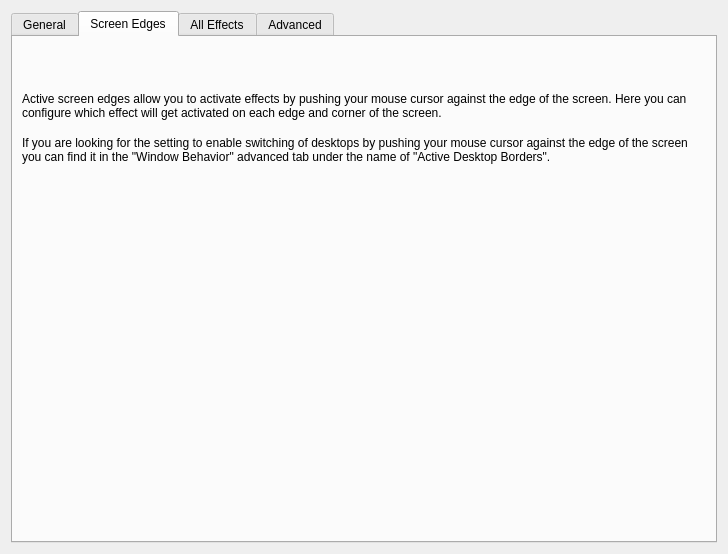
This is kcmkwin/kwincompositing/main.ui in KDE/kwin as Qt 5 draws it before an edit. The edited form follows.
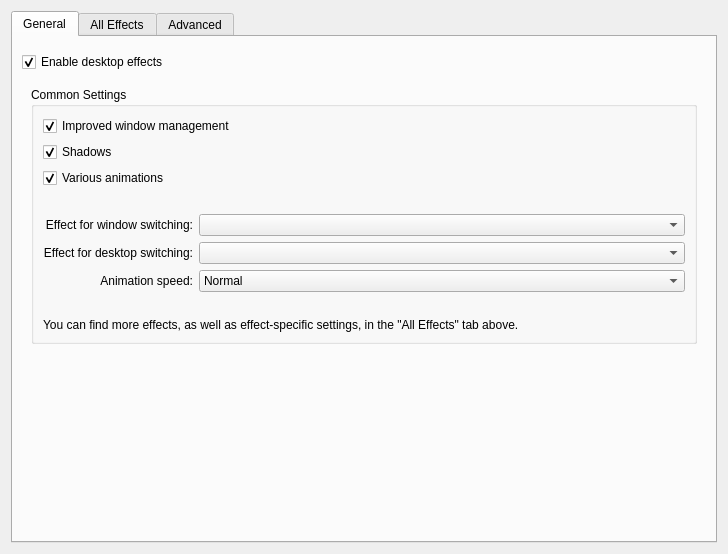
This is the edited form. The open tabs and pages were chosen to show the change. Custom widgets are drawn as their Qt base class.

Commit message: Merged "active screen edges" and "active desktop borders" into a single GUI panel. This panel is currently located in System Settings -> Desktop -> Screen Edges. BUG: 174709

The edit to the form file:
```diff
--- a/kcmkwin/kwincompositing/main.ui
+++ b/kcmkwin/kwincompositing/main.ui
@@ -245,103 +245,8 @@
        </item>
       </layout>
      </widget>
-     <widget class="QWidget" name="tab_3" >
-      <attribute name="title" >
-       <string>Screen Edges</string>
-      </attribute>
-      <layout class="QGridLayout" name="gridLayout_2" >
-       <item row="7" column="0" >
-        <spacer name="verticalSpacer_3" >
-         <property name="orientation" >
-          <enum>Qt::Vertical</enum>
-         </property>
-         <property name="sizeHint" stdset="0" >
-          <size>
-           <width>20</width>
-           <height>0</height>
-          </size>
-         </property>
-        </spacer>
-       </item>
-       <item row="2" column="0" >
-        <widget class="KWin::Monitor" native="1" name="edges_monitor" >
-         <property name="focusPolicy" >
-          <enum>Qt::StrongFocus</enum>
-         </property>
-        </widget>
-       </item>
-       <item row="4" column="0" >
-        <widget class="QLabel" name="label_6" >
-         <property name="text" >
-          <string>Active screen edges allow you to activate effects by pushing your mouse cursor against the edge of the screen. Here you can configure which effect will get activated on each edge and corner of the screen.</string>
-         </property>
-         <property name="wordWrap" >
-          <bool>true</bool>
-         </property>
-        </widget>
-       </item>
-       <item row="0" column="0" >
-        <spacer name="verticalSpacer_4" >
-         <property name="orientation" >
-          <enum>Qt::Vertical</enum>
-         </property>
-         <property name="sizeType" >
-          <enum>QSizePolicy::Fixed</enum>
-         </property>
-         <property name="sizeHint" stdset="0" >
-          <size>
-           <width>20</width>
-           <height>20</height>
-          </size>
-         </property>
-        </spacer>
-       </item>
-       <item row="3" column="0" >
-        <spacer name="verticalSpacer_5" >
-         <property name="orientation" >
-          <enum>Qt::Vertical</enum>
-         </property>
-         <property name="sizeType" >
-          <enum>QSizePolicy::Fixed</enum>
-         </property>
-         <property name="sizeHint" stdset="0" >
-          <size>
-           <width>20</width>
-           <height>20</height>
-          </size>
-         </property>
-        </spacer>
-       </item>
-       <item row="6" column="0" >
-        <widget class="QLabel" name="label_11" >
-         <property name="text" >
-          <string>If you are looking for the setting to enable switching of desktops by pushing your mouse cursor against the edge of the screen you can find it in the "Window Behavior" advanced tab under the name of "Active Desktop Borders".</string>
-         </property>
-         <property name="wordWrap" >
-          <bool>true</bool>
-         </property>
-        </widget>
-       </item>
-       <item row="5" column="0" >
-        <spacer name="verticalSpacer_7" >
-         <property name="orientation" >
-          <enum>Qt::Vertical</enum>
-         </property>
-         <property name="sizeType" >
-          <enum>QSizePolicy::Fixed</enum>
-         </property>
-         <property name="sizeHint" stdset="0" >
-          <size>
-           <width>20</width>
-           <height>10</height>
-          </size>
-         </property>
-        </spacer>
-       </item>
-      </layout>
-     </widget>
-     <widget class="QWidget" name="tab_2" >
-      <attribute name="title" >
+     <widget class="QWidget" name="tab_2">
+      <attribute name="title">
        <string>All Effects</string>
       </attribute>
       <layout class="QVBoxLayout" >
@@ -630,12 +535,6 @@
    <header>kpluginselector.h</header>
    <container>1</container>
   </customwidget>
-  <customwidget>
-   <class>KWin::Monitor</class>
-   <extends>QWidget</extends>
-   <header>monitor.h</header>
-   <container>1</container>
-  </customwidget>
  </customwidgets>
  <tabstops>
   <tabstop>tabWidget</tabstop>
```
Left out of the diff: 361 changed lines with no effect on the pictures. The commit also changes 14 other files.
